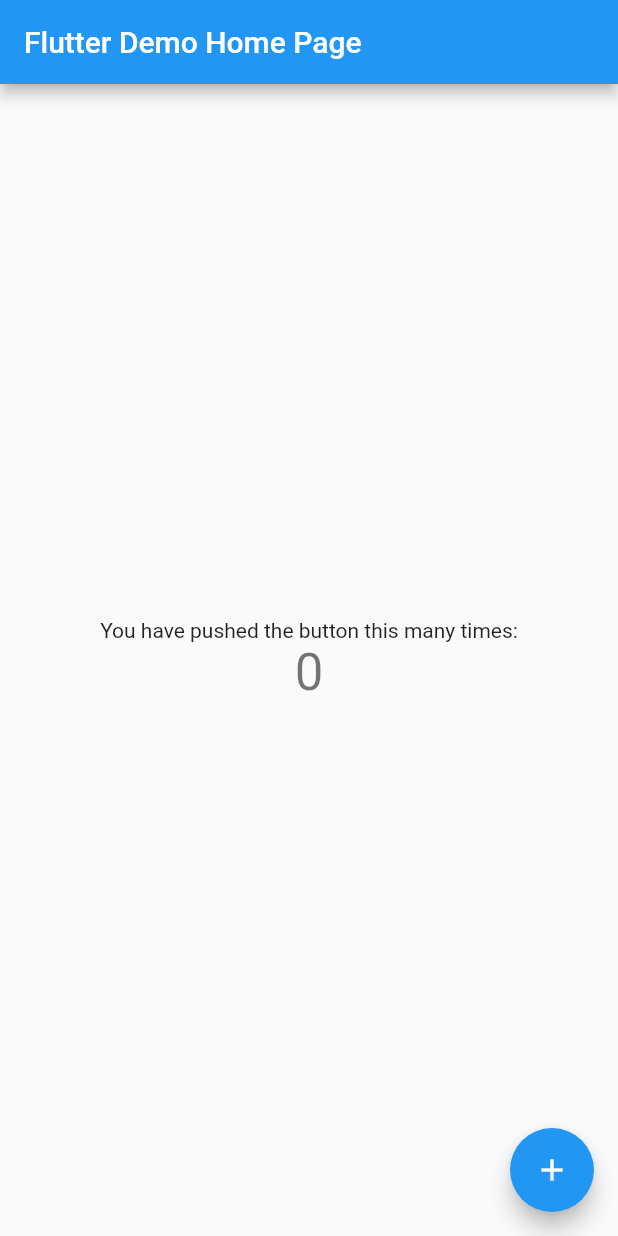
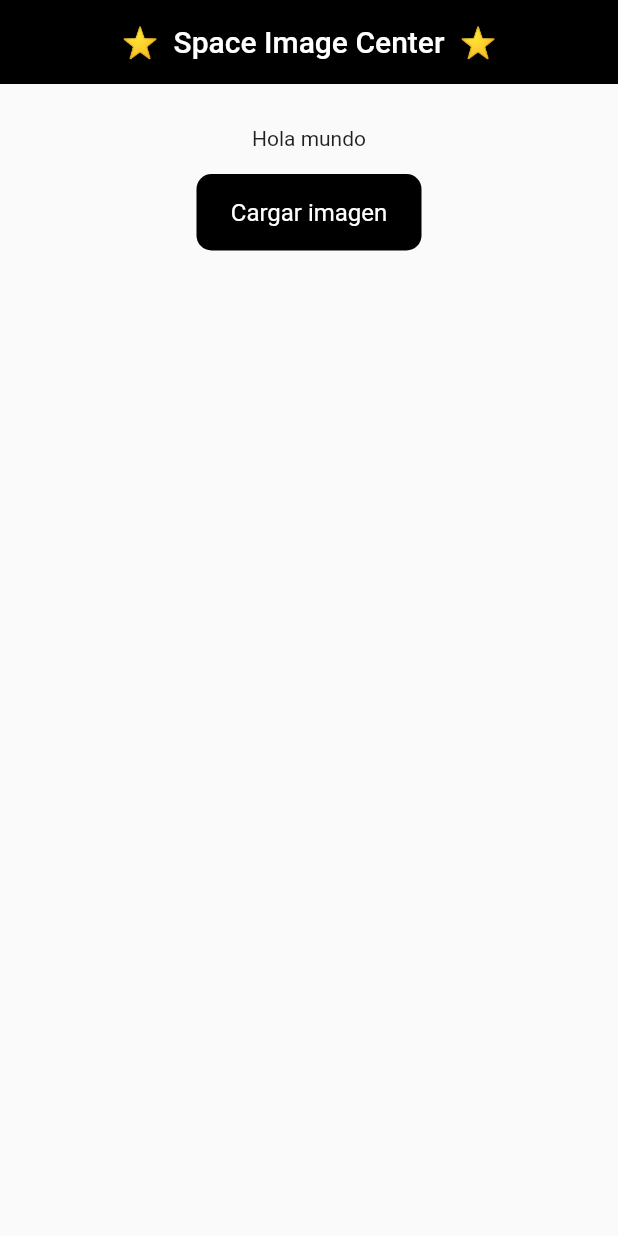
Before and after one commit to DianaEspitia/Proyecto-Flutter-API-NASA, a Flutter app: the screen it shows after launch, on a phone screen of 412 x 824 dp. Run offline on Flutter 3.47's test engine with Material 2 defaults, Android fonts, the light colour scheme and no system bars.

Commit message:
Add main and home screen

```diff
--- a/space_image_center/lib/main.dart
+++ b/space_image_center/lib/main.dart
@@ -1,4 +1,5 @@
 import 'package:flutter/material.dart';
+import 'package:space_image_center/picture_of_the_day/screens/home_sc.dart';
 
 void main() {
   runApp(const MyApp());
@@ -7,24 +8,15 @@
 class MyApp extends StatelessWidget {
   const MyApp({super.key});
 
-  // This widget is the root of your application.
   @override
   Widget build(BuildContext context) {
     return MaterialApp(
-      title: 'Flutter Demo',
+      title: 'Space App',
+      debugShowCheckedModeBanner: false,
       theme: ThemeData(
-        // This is the theme of your application.
-        //
-        // Try running your application with "flutter run". You'll see the
-        // application has a blue toolbar. Then, without quitting the app, try
-        // changing the primarySwatch below to Colors.green and then invoke
-        // "hot reload" (press "r" in the console where you ran "flutter run",
-        // or simply save your changes to "hot reload" in a Flutter IDE).
-        // Notice that the counter didn't reset back to zero; the application
-        // is not restarted.
-        primarySwatch: Colors.blue,
+        primarySwatch: Colors.deepPurple,
       ),
-      home: const MyHomePage(title: 'Flutter Demo Home Page'),
+      home: const HomeScreen(),
     );
   }
 }
@@ -32,7 +24,7 @@
 class MyHomePage extends StatefulWidget {
   const MyHomePage({super.key, required this.title});
 
-  // This widget is the home page of your application. It is stateful, meaning
+  // This widget is thColor.fromARGB(255, 65, 105, 137) of your application. It is stateful, meaning
   // that it has a State object (defined below) that contains fields that affect
   // how it looks.
 
--- /dev/null
+++ b/space_image_center/lib/picture_of_the_day/screens/home_sc.dart
@@ -0,0 +1,32 @@
+import 'package:flutter/material.dart';
+import 'package:space_image_center/picture_of_the_day/widgets/generic_appbar_wd.dart';
+import 'package:space_image_center/picture_of_the_day/widgets/generic_button_wd.dart';
+
+class HomeScreen extends StatelessWidget {
+  const HomeScreen({super.key});
+
+  @override
+  Widget build(BuildContext context) {
+    return const Scaffold(
+      appBar: MyAppBar(),
+      body: _HomeBody(),
+    );
+  }
+}
+
+class _HomeBody extends StatelessWidget {
+  const _HomeBody({super.key});
+
+  @override
+  Widget build(BuildContext context) {
+    return Padding(
+      padding: const EdgeInsets.only(top: 28.0),
+      child: Column(
+        children: const [
+          Text('Hola mundo'),
+          GenericButton(),
+        ],
+      ),
+    );
+  }
+}
--- /dev/null
+++ b/space_image_center/lib/picture_of_the_day/widgets/generic_appbar_wd.dart
@@ -0,0 +1,69 @@
+import 'package:flutter/material.dart';
+
+class MyAppBar extends StatelessWidget implements PreferredSizeWidget {
+  static const appHeight = kToolbarHeight * 1.0;
+
+  @override
+  Size get preferredSize => const Size.fromHeight(appHeight);
+
+  const MyAppBar({Key? key}) : super(key: key);
+
+  @override
+  Widget build(BuildContext context) {
+    return AppBar(
+        backgroundColor: Colors.black,
+        centerTitle: true,
+        leadingWidth: 0,
+        bottom: null,
+        elevation: 0,
+        title: const Text('⭐️  Space Image Center  ⭐️'),
+        );
+  }
+}
+
+class titleText1 extends StatelessWidget {
+  const titleText1({Key? key}) : super(key: key);
+
+  @override
+  Widget build(BuildContext context) {
+    return Container(
+      margin: EdgeInsets.only(top: 2.0, left: 5.0),
+      child: Text(
+        'Thursday',
+        style: TextStyle(fontWeight: FontWeight.bold, color: Colors.purple),
+      ),
+    );
+  }
+}
+
+class titletext2 extends StatelessWidget {
+  const titletext2({Key? key}) : super(key: key);
+
+  @override
+  Widget build(BuildContext context) {
+    return Container(
+      margin: EdgeInsets.only(top: 1.0, left: 5.0),
+      child: Text(
+        '03 June 2021',
+        style: TextStyle(color: Colors.black, fontSize: 12),
+      ),
+    );
+  }
+}
+
+class photo extends StatelessWidget {
+  const photo({Key? key}) : super(key: key);
+
+  @override
+  Widget build(BuildContext context) {
+    return Container(
+      margin: EdgeInsets.only(top: 2.0, right: 20.0),
+      width: 50.0,
+      height: 50.0,
+      decoration: BoxDecoration(
+          shape: BoxShape.circle,
+          image: DecorationImage(
+              fit: BoxFit.cover, image: AssetImage("assets/img/captain.jpeg"))),
+    );
+  }
+}
--- /dev/null
+++ b/space_image_center/lib/picture_of_the_day/widgets/generic_button_wd.dart
@@ -0,0 +1,36 @@
+import 'package:flutter/material.dart';
+
+class GenericButton extends StatelessWidget {
+  const GenericButton({super.key});
+
+  @override
+  Widget build(BuildContext context) {
+    return Center(
+      child: Padding(
+        padding: const EdgeInsets.all(16.0),
+        child: Container(
+          width: 150.0,
+          decoration: BoxDecoration(
+            color: Colors.black,
+            borderRadius: BorderRadius.circular(10),
+          ),
+          child: InkWell(
+            onTap: () => print('Cargar imagen del día'),
+            child: const Padding(
+              padding: EdgeInsets.all(16.0),
+              child: Text(
+                'Cargar imagen',
+                style: TextStyle(
+                  color: Colors.white,
+                  fontSize: 16.0,
+                ),
+                textAlign: TextAlign.center,
+
+              ),
+            ),
+          ),
+        ),
+      ),
+    );
+  }
+}
```
Also changed, not shown: space_image_center/lib/picture_of_the_day/bloc/day_image_state.dart (added, +19 -0 lines), space_image_center/lib/picture_of_the_day/models/image_of_the_day_dto.dart (added, +90 -0 lines), space_image_center/lib/picture_of_the_day/repository/image_of_the_day_repository.dart (added).
